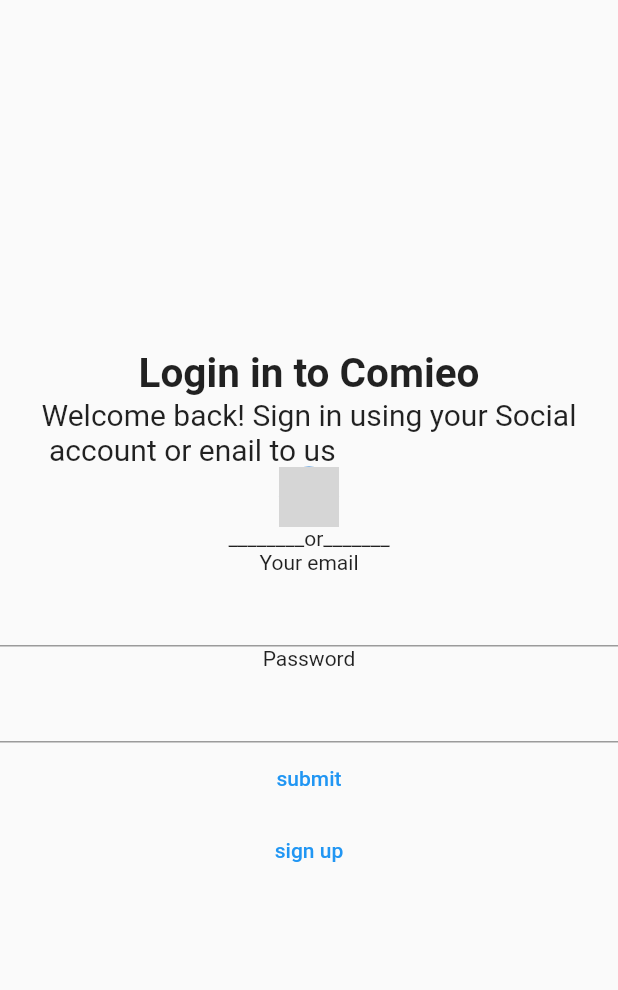
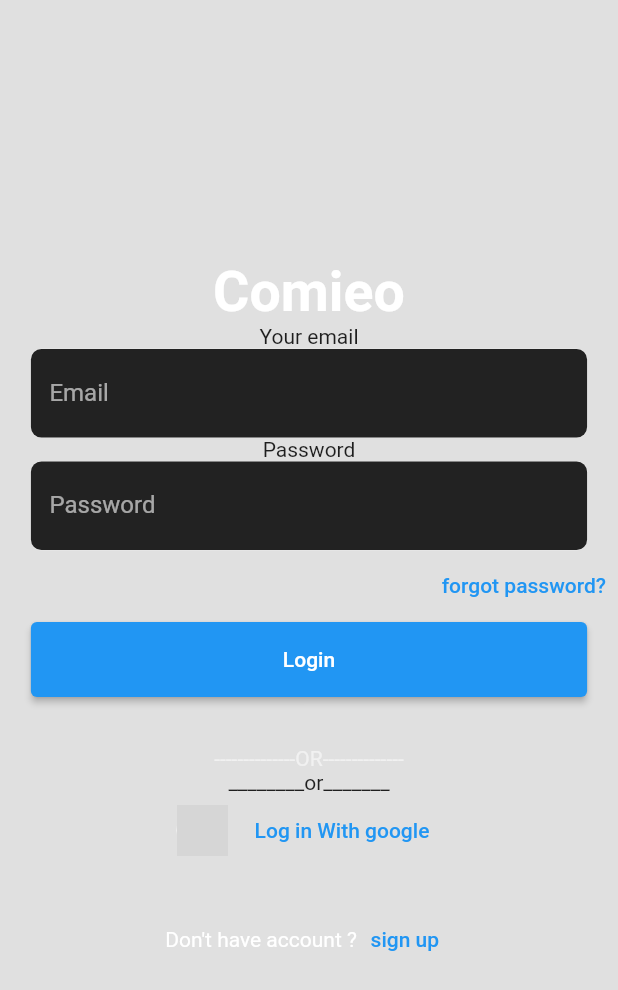
Before and after one commit to akhilbabu759/Comieo_Ecomerce, a Flutter app: the screen it shows after launch, on a phone screen of 412 x 824 dp. Shown: the top 990 px of the screen. Run offline on Flutter 3.47's test engine with Material 2 defaults, Android fonts, the phone set to English and light mode, and no system bars; our stand-ins replace dio, get; network calls fail; Roboto replaces fonts that are missing (Teko); grey boxes are pictures that could not be loaded.

Commit message:
login page ui design finished

```diff
--- /dev/null
+++ b/lib/common/api_baseurl.dart
@@ -0,0 +1,3 @@
+class ApiBaseUrl{
+  String baseurl ='http://172.16.6.37:5000';
+}
--- /dev/null
+++ b/lib/common/api_endsurl.dart
@@ -0,0 +1,4 @@
+class ApiEndsUrl{
+  String sgnup ='/api/v1/auth/signup';
+
+}
--- /dev/null
+++ b/lib/core/text_style.dart
@@ -0,0 +1,6 @@
+import 'dart:ui';
+
+import 'package:flutter/material.dart';
+
+const colorWhite =Colors.white;
+const textstyle=TextStyle(fontFamily: 'Teko',fontSize: 37, fontWeight: FontWeight.bold,color: colorWhite);
--- /dev/null
+++ b/lib/screen/auth/sign_in/signin.dart
@@ -0,0 +1,136 @@
+import 'dart:developer';
+import 'dart:ui';
+
+import 'package:ecomerce/core/text_style.dart';
+import 'package:ecomerce/screen/auth/signup/view/signup.dart';
+import 'package:flutter/material.dart';
+import 'package:flutter/src/widgets/container.dart';
+import 'package:flutter/src/widgets/framework.dart';
+
+class SigninPage extends StatelessWidget {
+   SigninPage({super.key});
+  var emailController = TextEditingController();
+  var passwordController= TextEditingController();
+  dynamic size,height,width;
+
+
+
+  @override
+  Widget build(BuildContext context) {
+     size = MediaQuery.of(context).size;
+    height = size.height;
+    width = size.width;
+    return Scaffold(backgroundColor: Colors.black12,
+      body: SafeArea(
+          child: Column(
+        mainAxisAlignment: MainAxisAlignment.center,
+        children: [
+          Row(
+            mainAxisAlignment: MainAxisAlignment.center,
+            children:const [
+               Text(
+                'Comieo',
+                style: textstyle,
+              )
+            ],
+          ),
+          // Text(
+          //   'Welcome back! Sign in using your Social\n account or enail to us',
+          //   style: TextStyle(fontSize: 20),
+          // ),
+
+          Form(
+              child: Column(
+            children: [
+              Text('Your email'),
+               Padding(
+                  padding: EdgeInsets.only(left:width*0.05,right: width*0.05),
+                  child: Container(
+                      decoration: BoxDecoration(
+                        color: Color.fromARGB(255, 34, 34, 34),
+                        borderRadius: new BorderRadius.circular(7.0),
+                        boxShadow:[ BoxShadow(spreadRadius: 0.2,
+                          color: Colors.white54)]
+                      ),
+                      child: Padding(
+                          padding:  EdgeInsets.only(left: width*0.03, right: width*0.03,),
+                          child: TextFormField(controller: emailController,
+                              decoration: const InputDecoration(
+                            border: InputBorder.none,
+                            labelText: 'Email',labelStyle: TextStyle(color: Colors.white60)
+                          ))))),
+              const Text('Password'),
+              Padding(
+                  padding: EdgeInsets.only(left:width*0.05,right: width*0.05),
+                  child: Container(
+                      decoration: BoxDecoration(
+                        color: Color.fromARGB(255, 34, 34, 34),
+                        borderRadius: new BorderRadius.circular(7.0),
+                        boxShadow:[ BoxShadow(spreadRadius: 0.2,
+                          color: Colors.white54)]
+                      ),
+                      child: Padding(
+                          padding:  EdgeInsets.only(left: width*0.03, right:width*0.03, ),
+                          child: TextFormField(controller: passwordController,
+                              decoration: const InputDecoration(
+                            border: InputBorder.none,
+
+                            labelText: 'Password',labelStyle: TextStyle(color: Colors.white60)
+                          ))))),
+                          Row(mainAxisAlignment: MainAxisAlignment.end,
+                            children: [TextButton(onPressed: () {
+
+                          }, child: Text('forgot password?'))],),
+
+                          SizedBox(width: width*0.9,
+                            child: ElevatedButton(
+                               style: ElevatedButton.styleFrom(
+
+        minimumSize: const Size.fromHeight(50),
+      ),
+                              onPressed: () {
+
+                            },child:Text('Login') ),
+                          ),
+                          SizedBox(height: height*0.04,),
+                          Text('--------------OR--------------',style: TextStyle(color: Colors.white54),)
+              // TextButton(onPressed:() {
+              //   log('kk');
+              //   log(emailController.text);
+              //   log(passwordController.text);
+
+              // }, child: Text('submit'))
+            ],
+          )),
+
+          Text('________or_______'),
+           Row(
+            mainAxisAlignment: MainAxisAlignment.center,
+            children: [
+              CircleAvatar(minRadius: 17,
+                backgroundColor: colorWhite,
+                backgroundImage: NetworkImage(
+                    'https://upload.wikimedia.org/wikipedia/commons/thumb/5/53/Google_%22G%22_Logo.svg/1200px-Google_%22G%22_Logo.svg.png'),
+              ),SizedBox(width: 10,),
+              TextButton(onPressed: () {
+
+              }, child: Text('Log in With google'))
+            ],
+          ),
+          SizedBox(height: height*0.03,),
+
+          Row(
+            mainAxisAlignment: MainAxisAlignment.center,
+            children: [Text("Don't have account ?",style: TextStyle(color: colorWhite),),
+              TextButton(onPressed:() {
+                Navigator.of(context).push(MaterialPageRoute(builder: (context) => SignupPage(), ));
+
+              }, child: Text('sign up')),
+            ],
+          ),
+
+        ],
+      )),
+    );
+  }
+}
--- /dev/null
+++ b/lib/screen/auth/signup/model/model.dart
@@ -0,0 +1,19 @@
+class SignUpModel{
+   final String fullname;
+   final String email;
+   final String phone;
+   final String password;
+  SignUpModel({required this.fullname,required this.email,required this.phone,required this.password});
+  factory SignUpModel .fromJson(Map<String, dynamic> json) {
+    return SignUpModel(fullname: json["fullname"]??'', email: json["email"]??'', phone: json["phone"]??'', password: json["password"]??'');
+  }
+  Map<String,dynamic> toJson(){
+    return{
+      "fullname":fullname,
+      "email":email,
+      "phone":phone,
+      "password":password
+    };
+  }
+
+}
--- a/lib/view/signup/signup.dart
+++ b/lib/screen/auth/signup/view/signup.dart
@@ -17,7 +17,7 @@ class SignupPage extends StatelessWidget {
     return Scaffold(
       body: SafeArea(child: Column(
         children: [
-          Text('Sign up with Email'),
+          Text('Sign up with Email',style: TextStyle(fontFamily: 'Teko'),),
           Text('Get chatting with friends and family today by \n signing up for our chat app! '),
           Text('Your name'),
               TextFormField(controller: nameController, ),
--- a/lib/view/signup/signin.dart
+++ /dev/null
@@ -1,75 +0,0 @@
-import 'dart:developer';
-
-import 'package:ecomerce/view/signup/signup.dart';
-import 'package:flutter/material.dart';
-import 'package:flutter/src/widgets/container.dart';
-import 'package:flutter/src/widgets/framework.dart';
-
-class SigninPage extends StatelessWidget {
-   SigninPage({super.key});
-  var emailController = TextEditingController();
-  var passwordController= TextEditingController();
-
-  @override
-  Widget build(BuildContext context) {
-    return Scaffold(
-      body: SafeArea(
-          child: Column(
-        mainAxisAlignment: MainAxisAlignment.center,
-        children: [
-          Row(
-            mainAxisAlignment: MainAxisAlignment.center,
-            children: [
-              Text(
-                'Login in to Comieo',
-                style: TextStyle(fontSize: 27, fontWeight: FontWeight.bold),
-              )
-            ],
-          ),
-          Row(
-            mainAxisAlignment: MainAxisAlignment.center,
-            children: [
-              Text(
-                'Welcome back! Sign in using your Social\n account or enail to us',
-                style: TextStyle(fontSize: 20),
-              )
-            ],
-          ),
-          Row(
-            mainAxisAlignment: MainAxisAlignment.center,
-            children: [
-              CircleAvatar(
-                backgroundImage: NetworkImage(
-                    'https://www.google.com/imgres?imgurl=https%3A%2F%2Fplay-lh.googleusercontent.com%2F6UgEjh8Xuts4nwdWzTnWH8QtLuHqRMUB7dp24JYVE2xcYzq4HA8hFfcAbU-R-PC_9uA1&imgrefurl=https%3A%2F%2Fplay.google.com%2Fstore%2Fapps%2Fdev%3Fid%3D5700313618786177705%26hl%3Den_US%26gl%3DUS&tbnid=i7MoRy5G8Xd9xM&vet=12ahUKEwi-w6nYubb8AhWkS3wKHYB-CTMQMygBegUIARDnAQ..i&docid=x_hf6-7_nBDr_M&w=512&h=512&q=gogle&ved=2ahUKEwi-w6nYubb8AhWkS3wKHYB-CTMQMygBegUIARDnAQ'),
-              )
-            ],
-          ),
-          Text('________or_______'),
-          Form(
-              child: Column(
-            children: [
-              Text('Your email'),
-              TextFormField(controller: emailController,
-
-              ),
-              Text('Password'),
-              TextFormField(controller: passwordController,
-
-              ),
-              TextButton(onPressed:() {
-                log('kk');
-                log(emailController.text);
-                log(passwordController.text);
-
-              }, child: Text('submit'))
-            ],
-          )),
-          TextButton(onPressed:() {
-            Navigator.of(context).push(MaterialPageRoute(builder: (context) => SignupPage(), ));
-
-          }, child: Text('sign up'))
-        ],
-      )),
-    );
-  }
-}
```
Also changed, not shown: assets/fonts/Google_founts/Teko/OFL.txt (added, +93 -0 lines), lib/main.dart (+12 -83 lines), lib/screen/auth/signup/model/token_model.dart (added, +8 -0 lines), lib/screen/auth/signup/service/sign_up_service/sign_up_service.dart (added, +37 -0 lines), lib/util/dio_exception/error_popup/snack_bar.dart (added, +11 -0 lines), lib/util/dio_exception/exception.dart (added, +35 -0 lines), pubspec.yaml (+7 -5 lines), assets/fonts/Google_founts/Teko/Teko-Bold.ttf (added), assets/fonts/Google_founts/Teko/Teko-Light.ttf (added), assets/fonts/Google_founts/Teko/Teko-Medium.ttf (added), assets/fonts/Google_founts/Teko/Teko-Regular.ttf (added), assets/fonts/Google_founts/Teko/Teko-SemiBold.ttf (added), pubspec.lock, 1 other file.
